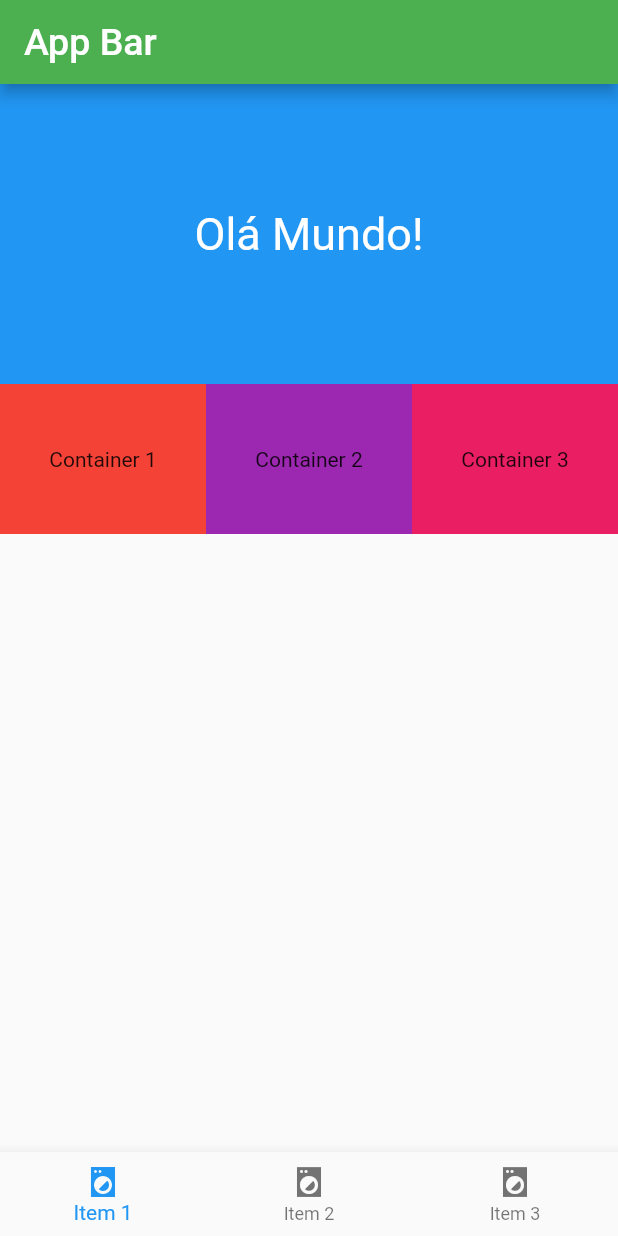
After one commit to ammarcossbo/principais_widgets, a Flutter app: the screen it shows after launch, on a phone screen of 412 x 824 dp. The commit adds this screen. Run offline on Flutter 3.47's test engine with Material 2 defaults, Android fonts, the phone set to English and light mode, and no system bars.

Commit message:
paginas e bottonnavigatorbar

```diff
--- a/lib/pages/home_page.dart
+++ b/lib/pages/home_page.dart
@@ -1,8 +1,16 @@
 import 'package:flutter/material.dart';
+import 'package:principais_widgets/pages/pageViews/one_page.dart';
 
-class HomePage extends StatelessWidget {
-  const HomePage({Key? key}) : super(key: key);
+class HomePage extends StatefulWidget {
+  @override
+  State<HomePage> createState() => _HomePageState();
+}
 
+class _HomePageState extends State<HomePage> {
+  // const HomePage({Key? key}) : super(key: key);
+  PageController _pageController = PageController();
+  int indexBottomNavigationBar = 0;
+/*com undeline é somente nessa classe visivel*/
   @override
   Widget build(BuildContext context) {
     return Scaffold(
@@ -15,57 +23,31 @@ class HomePage extends StatelessWidget {
           ),
         ),
       ),
-      body: Column(
+      body: PageView(
+        controller: _pageController,
         children: [
+          OnePage(),
           Container(
-            height: 200, //MediaQuery.of(context).size.height / 3,
-            width: MediaQuery.of(context).size.width,
-            decoration: const BoxDecoration(
-              color: Colors.blue,
-              shape: BoxShape.rectangle,
-            ),
-            child: Center(
-              child: Text(
-                "Olá Mundo!",
-                style: TextStyle(
-                  color: Colors.white,
-                  fontSize: 30,
-                ),
-              ),
-            ),
-          ),
-          //Text('Ola mundo'),
-          Row(
-            children: [
-              Container(
-                height: 100,
-                width: MediaQuery.of(context).size.width / 3,
             color: Colors.red,
-                child: Center(
-                  child: Text("Container 1"),
-                ),
           ),
           Container(
-                height: 100,
-                width: MediaQuery.of(context).size.width / 3,
-                color: Colors.purple,
-                child: Center(
-                  child: Text("Container 2"),
-                ),
-              ),
-              Container(
-                height: 100,
-                width: MediaQuery.of(context).size.width / 3,
-                color: Colors.pink,
-                child: Center(
-                  child: Text("Container 3"),
-                ),
-              ),
+            color: Colors.yellow,
+          )
         ],
       ),
-        ],
+      bottomNavigationBar: BottomNavigationBar(
+          currentIndex: indexBottomNavigationBar,
+          onTap: (int page) {
+            setState(() {
+              indexBottomNavigationBar = page;
+            });
+            _pageController.animateToPage(page,
+                duration: Duration(
+                  milliseconds: 300,
                 ),
-      bottomNavigationBar: BottomNavigationBar(items: [
+                curve: Curves.ease);
+          },
+          items: [
             BottomNavigationBarItem(
               icon: Icon(Icons.local_laundry_service_sharp),
               label: 'Item 1',
--- /dev/null
+++ b/lib/pages/pageViews/one_page.dart
@@ -0,0 +1,59 @@
+import 'package:flutter/material.dart';
+
+class OnePage extends StatelessWidget {
+  const OnePage({Key? key}) : super(key: key);
+
+  @override
+  Widget build(BuildContext context) {
+    return Column(
+      children: [
+        Container(
+          height: 200, //MediaQuery.of(context).size.height / 3,
+          width: MediaQuery.of(context).size.width,
+          decoration: const BoxDecoration(
+            color: Colors.blue,
+            shape: BoxShape.rectangle,
+          ),
+          child: Center(
+            child: Text(
+              "Olá Mundo!",
+              style: TextStyle(
+                color: Colors.white,
+                fontSize: 30,
+              ),
+            ),
+          ),
+        ),
+        //Text('Ola mundo'),
+        Row(
+          children: [
+            Container(
+              height: 100,
+              width: MediaQuery.of(context).size.width / 3,
+              color: Colors.red,
+              child: Center(
+                child: Text("Container 1"),
+              ),
+            ),
+            Container(
+              height: 100,
+              width: MediaQuery.of(context).size.width / 3,
+              color: Colors.purple,
+              child: Center(
+                child: Text("Container 2"),
+              ),
+            ),
+            Container(
+              height: 100,
+              width: MediaQuery.of(context).size.width / 3,
+              color: Colors.pink,
+              child: Center(
+                child: Text("Container 3"),
+              ),
+            ),
+          ],
+        ),
+      ],
+    );
+  }
+}
```
Lines whose indentation alone changed are shown as unchanged.
